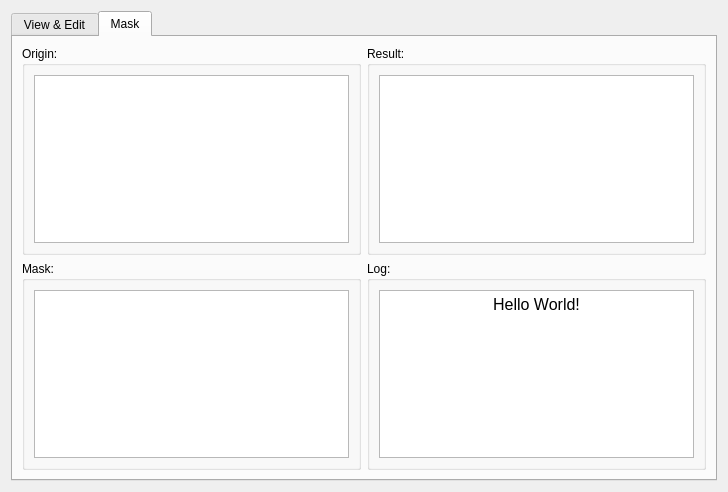
Before: the Qt Designer form viewer/viewer_widget.ui in verbkinm2/WTF_Viewer, drawn with Qt 5.
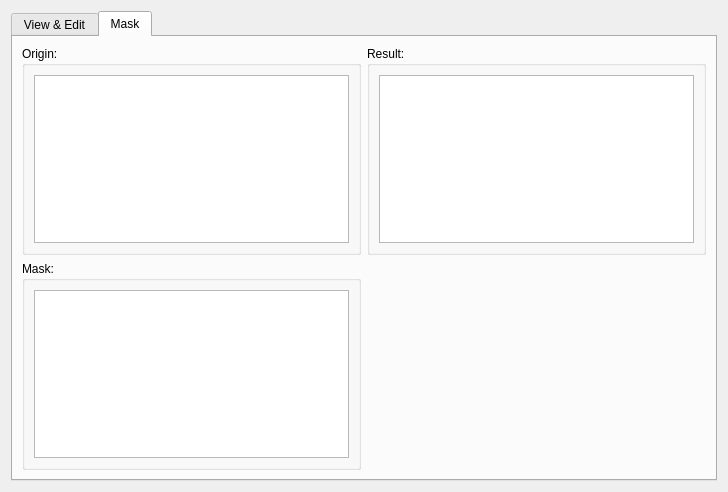
After: the same form once the commit is applied. The open tabs and pages were chosen to show the change. Icons and pictures are not drawn. Custom widgets are drawn as their Qt base class.

Commit message: 0.9.3.2 Налась работка над вкладкой Mask...

Patch:
```diff
--- a/viewer/viewer_widget.ui
+++ b/viewer/viewer_widget.ui
@@ -786,29 +786,6 @@
          </layout>
         </widget>
        </item>
-       <item row="1" column="2">
-        <widget class="QGroupBox" name="groupBox_4">
-         <property name="title">
-          <string>Log:</string>
-         </property>
-         <layout class="QVBoxLayout" name="verticalLayout_4">
-          <item>
-           <widget class="QTextEdit" name="textEdit">
-            <property name="readOnly">
-             <bool>true</bool>
-            </property>
-            <property name="html">
-             <string>&lt;!DOCTYPE HTML PUBLIC &quot;-//W3C//DTD HTML 4.0//EN&quot; &quot;http://www.w3.org/TR/REC-html40/strict.dtd&quot;&gt;
-&lt;html&gt;&lt;head&gt;&lt;meta name=&quot;qrichtext&quot; content=&quot;1&quot; /&gt;&lt;style type=&quot;text/css&quot;&gt;
-p, li { white-space: pre-wrap; }
-&lt;/style&gt;&lt;/head&gt;&lt;body style=&quot; font-family:'MS Shell Dlg 2'; font-size:8.25pt; font-weight:400; font-style:normal;&quot;&gt;
-&lt;p align=&quot;center&quot; style=&quot; margin-top:0px; margin-bottom:0px; margin-left:0px; margin-right:0px; -qt-block-indent:0; text-indent:0px;&quot;&gt;&lt;span style=&quot; font-size:12pt;&quot;&gt;Hello World!&lt;/span&gt;&lt;/p&gt;&lt;/body&gt;&lt;/html&gt;</string>
-            </property>
-           </widget>
-          </item>
-         </layout>
-        </widget>
-       </item>
        <item row="0" column="2">
         <widget class="QGroupBox" name="groupBox_3">
          <property name="title">
@@ -831,6 +808,9 @@
          </layout>
         </widget>
        </item>
+       <item row="1" column="2">
+        <widget class="MaskSettings" name="widget" native="true"/>
+       </item>
       </layout>
      </widget>
     </widget>
@@ -850,6 +830,12 @@
    <header>../WTF_Viewer/viewer/toolspanel.h</header>
    <container>1</container>
   </customwidget>
+  <customwidget>
+   <class>MaskSettings</class>
+   <extends>QWidget</extends>
+   <header>../WTF_Viewer/viewer/masksettings.h</header>
+   <container>1</container>
+  </customwidget>
  </customwidgets>
  <tabstops>
   <tabstop>tabWidget</tabstop>
```
Left out of the diff: 3 changed lines with no effect on the pictures. The commit also changes 6 other files.
